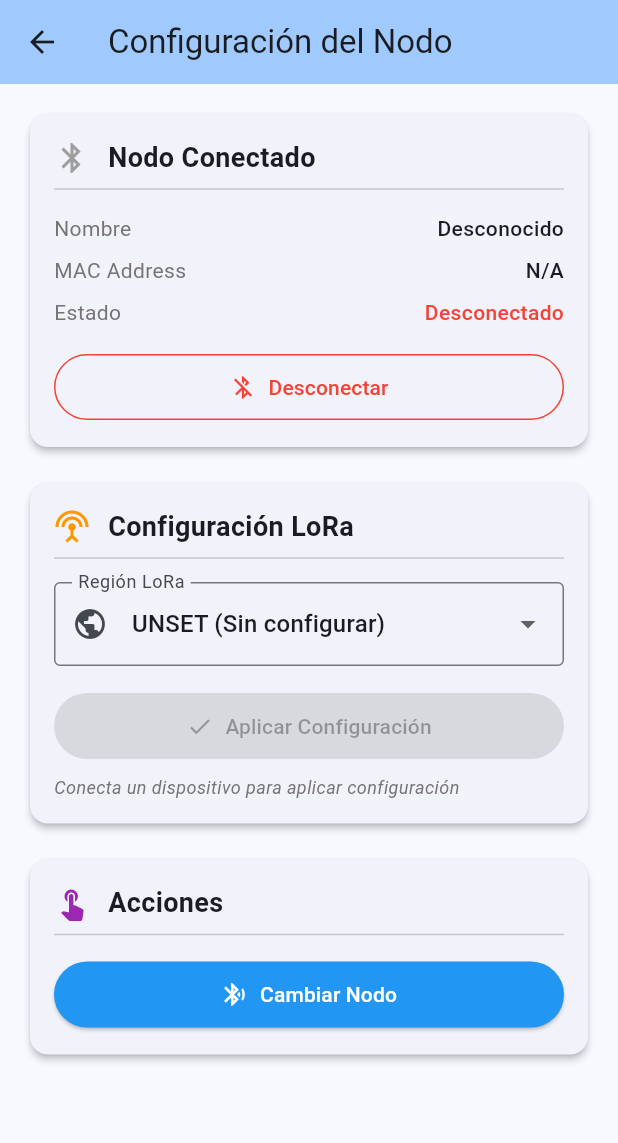
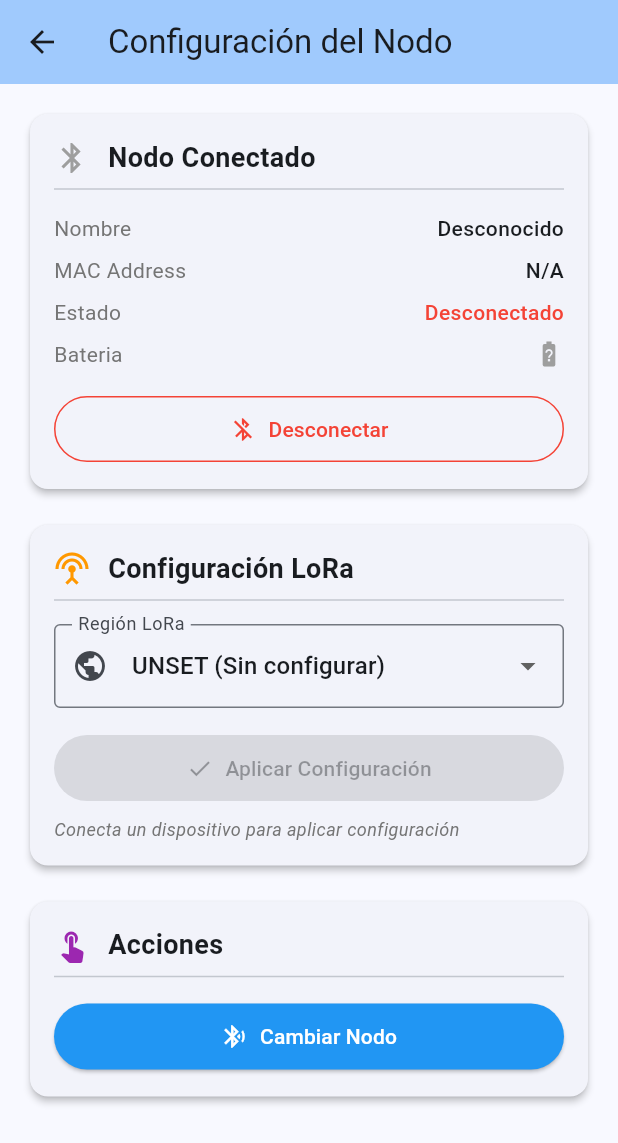
Before and after one commit to pablofelipe01/sirius-mesh-app-v1, a Flutter app: the SettingsScreen screen opened directly with empty values, on a phone screen of 412 x 824 dp. Shown: the top 1143 px of the screen. Run offline on Flutter 3.47's test engine with Material 3 defaults, Android fonts, the phone set to English and light mode, and no system bars; our stand-ins replace shared_preferences; missing offline and left inert: meshtastic_flutter; accounts and stored records are empty.

Commit message:
Add battery level indicator for LoRa nodes
Display battery status from Meshtastic telemetry data across the app:
settings screen shows battery for connected node, dropdowns show
battery icon next to each online node in chat and registration forms.

Co-Authored-By: Claude Opus 4.6 <noreply@anthropic.com>

```diff
--- a/lib/models/chat_message.dart
+++ b/lib/models/chat_message.dart
@@ -56,16 +56,23 @@ class MeshNode {
   final String nodeName;
   final bool isOnline;
   final DateTime? lastSeen;
+  final int? batteryLevel; // 0-100, >100 = USB powered
+  final double? voltage;
 
   MeshNode({
     required this.nodeId,
     required this.nodeName,
     this.isOnline = true,
     this.lastSeen,
+    this.batteryLevel,
+    this.voltage,
   });
 
   String get displayName => nodeName.isNotEmpty ? nodeName : 'Nodo !${nodeId.toRadixString(16)}';
   String get shortId => '!${nodeId.toRadixString(16)}';
+
+  /// Indica si el nodo está alimentado por USB (batteryLevel > 100)
+  bool get isUsbPowered => batteryLevel != null && batteryLevel! > 100;
 }
 
 /// Solicitud de visitante
--- a/lib/screens/settings_screen.dart
+++ b/lib/screens/settings_screen.dart
@@ -1,5 +1,6 @@
 import 'package:flutter/material.dart';
 import '../services/meshtastic_service.dart';
+import '../widgets/battery_indicator.dart';
 
 class SettingsScreen extends StatefulWidget {
   final MeshtasticService meshtasticService;
@@ -137,6 +138,24 @@ class _SettingsScreenState extends State<SettingsScreen> {
               'Estado',
               isConnected ? 'Conectado' : 'Desconectado',
               valueColor: isConnected ? Colors.green : Colors.red,
+            ),
+            const SizedBox(height: 8),
+            Row(
+              mainAxisAlignment: MainAxisAlignment.spaceBetween,
+              children: [
+                Text(
+                  'Bateria',
+                  style: TextStyle(
+                    color: Colors.grey.shade600,
+                    fontSize: 14,
+                  ),
+                ),
+                BatteryIndicator(
+                  batteryLevel: _service.connectedNodeBatteryLevel,
+                  voltage: _service.connectedNodeVoltage,
+                  iconSize: 20,
+                ),
+              ],
             ),
             const SizedBox(height: 16),
             SizedBox(
--- a/lib/services/meshtastic_service.dart
+++ b/lib/services/meshtastic_service.dart
@@ -688,6 +688,40 @@ class MeshtasticService extends ChangeNotifier {
     notifyListeners();
   }
 
+  /// Obtiene el nivel de batería de un nodo desde el SDK
+  int? _getNodeBatteryLevel(int nodeId) {
+    try {
+      final nodeInfo = _client?.nodes[nodeId];
+      return nodeInfo?.batteryLevel;
+    } catch (_) {
+      return null;
+    }
+  }
+
+  /// Obtiene el voltaje de un nodo desde el SDK
+  double? _getNodeVoltage(int nodeId) {
+    try {
+      final nodeInfo = _client?.nodes[nodeId];
+      return nodeInfo?.voltage;
+    } catch (_) {
+      return null;
+    }
+  }
+
+  /// Obtiene batería del nodo local conectado
+  int? get connectedNodeBatteryLevel {
+    final myNum = myNodeNum;
+    if (myNum == null) return null;
+    return _getNodeBatteryLevel(myNum);
+  }
+
+  /// Obtiene voltaje del nodo local conectado
+  double? get connectedNodeVoltage {
+    final myNum = myNodeNum;
+    if (myNum == null) return null;
+    return _getNodeVoltage(myNum);
+  }
+
   void _updateKnownNode(int nodeId, String nodeName) {
     if (nodeId == 0) return;
     _knownNodes[nodeId] = MeshNode(
@@ -695,6 +729,8 @@ class MeshtasticService extends ChangeNotifier {
       nodeName: nodeName,
       isOnline: true,
       lastSeen: DateTime.now(),
+      batteryLevel: _getNodeBatteryLevel(nodeId),
+      voltage: _getNodeVoltage(nodeId),
     );
     notifyListeners();
   }
--- /dev/null
+++ b/lib/widgets/battery_indicator.dart
@@ -0,0 +1,70 @@
+import 'package:flutter/material.dart';
+
+class BatteryIndicator extends StatelessWidget {
+  final int? batteryLevel;
+  final double? voltage;
+  final double iconSize;
+  final bool showPercentage;
+
+  const BatteryIndicator({
+    super.key,
+    required this.batteryLevel,
+    this.voltage,
+    this.iconSize = 18,
+    this.showPercentage = true,
+  });
+
+  @override
+  Widget build(BuildContext context) {
+    if (batteryLevel == null) {
+      return Icon(
+        Icons.battery_unknown,
+        size: iconSize,
+        color: Colors.grey,
+      );
+    }
+
+    final level = batteryLevel!;
+    final isUsb = level > 100;
+
+    final IconData icon;
+    final Color color;
+
+    if (isUsb) {
+      icon = Icons.power;
+      color = Colors.blue;
+    } else if (level > 75) {
+      icon = Icons.battery_full;
+      color = Colors.green;
+    } else if (level > 50) {
+      icon = Icons.battery_5_bar;
+      color = Colors.green;
+    } else if (level > 25) {
+      icon = Icons.battery_3_bar;
+      color = Colors.orange;
+    } else {
+      icon = Icons.battery_1_bar;
+      color = Colors.red;
+    }
+
+    if (!showPercentage) {
+      return Icon(icon, size: iconSize, color: color);
+    }
+
+    return Row(
+      mainAxisSize: MainAxisSize.min,
+      children: [
+        Icon(icon, size: iconSize, color: color),
+        const SizedBox(width: 2),
+        Text(
+          isUsb ? 'USB' : '$level%',
+          style: TextStyle(
+            fontSize: iconSize * 0.65,
+            color: color,
+            fontWeight: FontWeight.w500,
+          ),
+        ),
+      ],
+    );
+  }
+}
```
Also changed, not shown: lib/main.dart (+17 -1 lines), lib/screens/chat_screen.dart (+13 -1 lines).
